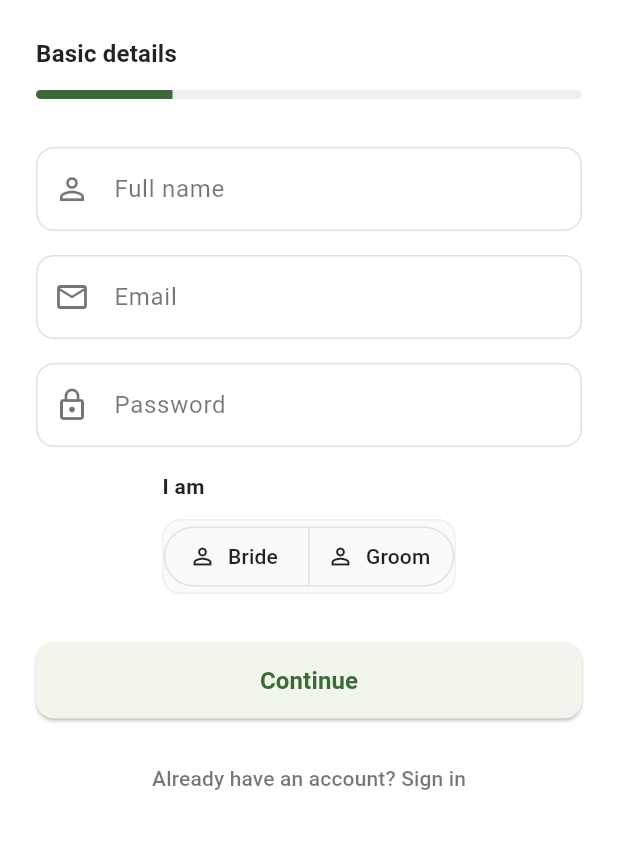
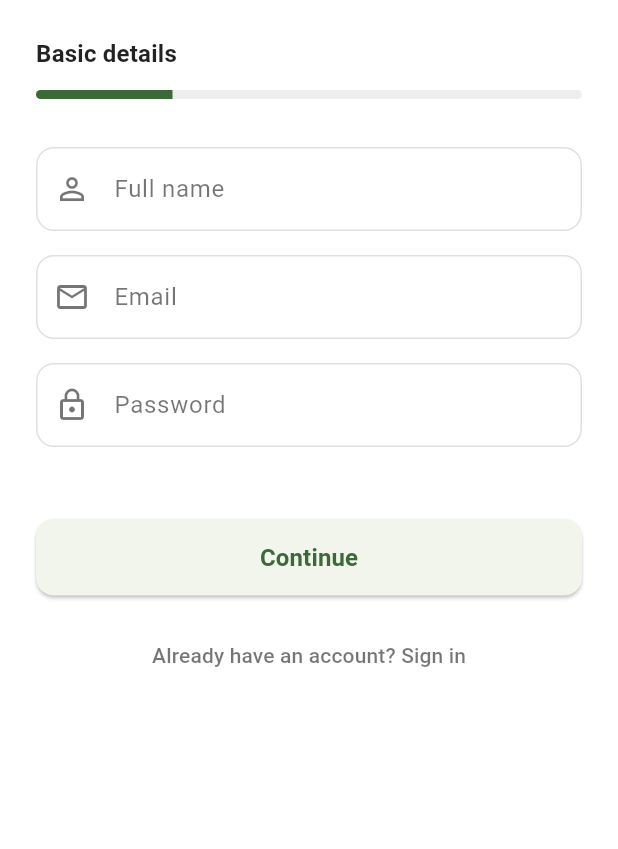
Before and after one commit to kxaviera/silah_app, a Flutter app: the SignUpScreen screen opened by its route, on a phone screen of 412 x 824 dp, the part 300-1149 px from its top. Run offline on Flutter 3.47's test engine with Material 3 defaults, Android fonts, the phone set to English and light mode, and no system bars; our stand-ins replace dio, firebase_core, firebase_messaging, flutter_local_notifications, google_sign_in, image_picker and 2 more; accounts and stored records are empty; network calls fail.

Commit message:
Move role selection (I am bride/groom) from signup screen to complete profile screen

```diff
--- a/lib/core/auth_api.dart
+++ b/lib/core/auth_api.dart
@@ -9,7 +9,7 @@ class AuthApi {
     required String fullName,
     required String email,
     required String password,
-    required String role,
+    String? role, // Optional - will be set in complete profile
     String? mobile,
   }) async {
     try {
@@ -21,7 +21,7 @@ class AuthApi {
         'fullName': fullName,
         'email': email,
         'password': password,
-        'role': role,
+        if (role != null) 'role': role, // Only send if provided
         if (mobile != null) 'mobile': mobile,
       });
 
--- a/lib/ui/screens/signup_screen.dart
+++ b/lib/ui/screens/signup_screen.dart
@@ -16,7 +16,6 @@ class _SignUpScreenState extends State<SignUpScreen> {
   final _formKey = GlobalKey<FormState>();
   final _authApi = AuthApi();
 
-  String? _role; // 'bride' or 'groom'
   final _nameController = TextEditingController();
   final _emailController = TextEditingController();
   final _passwordController = TextEditingController();
@@ -197,7 +196,6 @@ class _SignUpScreenState extends State<SignUpScreen> {
                 },
               ),
               const SizedBox(height: 16),
-              _buildRoleSelection(theme),
               const SizedBox(height: 32),
               if (_errorMessage != null)
                 Container(
@@ -296,14 +294,6 @@ class _SignUpScreenState extends State<SignUpScreen> {
       return;
     }
 
-    // Validate role
-    if (_role == null) {
-      setState(() {
-        _errorMessage = 'Please select if you are a Bride or Groom';
-      });
-      return;
-    }
-
     // Set loading state
     setState(() {
       _isLoading = true;
@@ -315,12 +305,12 @@ class _SignUpScreenState extends State<SignUpScreen> {
       print('🌍 Environment: ${AppConfig.environment}');
       print('🔗 API URL: ${AppConfig.baseUrl}');
 
-      // Call register API (only basic info - rest in complete profile)
+      // Call register API (only basic info - role will be set in complete profile)
       final response = await _authApi.register(
         fullName: _nameController.text.trim(),
         email: _emailController.text.trim(),
         password: _passwordController.text,
-        role: _role!,
+        // Role not required here - will be set in complete profile
       );
 
       if (response['success'] == true) {
@@ -329,7 +319,7 @@ class _SignUpScreenState extends State<SignUpScreen> {
           Navigator.pushReplacementNamed(
             context,
             CompleteProfileScreen.routeName,
-            arguments: _role,
+            // No role argument - user will select in complete profile
           );
         }
       } else {
@@ -355,69 +345,4 @@ class _SignUpScreenState extends State<SignUpScreen> {
     _passwordController.dispose();
     super.dispose();
   }
-
-  Widget _buildRoleSelection(ThemeData theme) {
-    return Column(
-      crossAxisAlignment: CrossAxisAlignment.start,
-      children: [
-        Text(
-          'I am',
-          style: theme.textTheme.bodyMedium?.copyWith(
-            color: Colors.black87,
-            fontWeight: FontWeight.w600,
-            fontSize: 14,
-          ),
-        ),
-        const SizedBox(height: 12),
-        Container(
-          decoration: BoxDecoration(
-            color: Colors.grey.shade50,
-            borderRadius: BorderRadius.circular(12),
-            border: Border.all(color: Colors.grey.shade200),
-          ),
-          child: SegmentedButton<String>(
-            segments: const [
-              ButtonSegment<String>(
-                value: 'bride',
-                label: Text('Bride'),
-                icon: Icon(Icons.person_outline),
-              ),
-              ButtonSegment<String>(
-                value: 'groom',
-                label: Text('Groom'),
-                icon: Icon(Icons.person_outline),
-              ),
-            ],
-            selected: _role != null ? {_role!} : <String>{},
-            onSelectionChanged: (Set<String> newSelection) {
-              setState(() {
-                _role = newSelection.firstOrNull;
-              });
-            },
-            style: ButtonStyle(
-              backgroundColor: WidgetStateProperty.resolveWith((states) {
-                if (states.contains(WidgetState.selected)) {
-                  return theme.colorScheme.primaryContainer;
-                }
-                return Colors.transparent;
-              }),
-              foregroundColor: WidgetStateProperty.resolveWith((states) {
-                if (states.contains(WidgetState.selected)) {
-                  return theme.colorScheme.primary;
-                }
-                return Colors.black87;
-              }),
-              side: WidgetStateProperty.resolveWith((states) {
-                if (states.contains(WidgetState.selected)) {
-                  return BorderSide(color: theme.colorScheme.primary, width: 2);
-                }
-                return BorderSide(color: Colors.grey.shade300);
-              }),
-            ),
-          ),
-        ),
-      ],
-    );
-  }
-
 }
```
Also changed, not shown: lib/ui/screens/complete_profile_screen.dart (+13 -1 lines), 2 other files.
